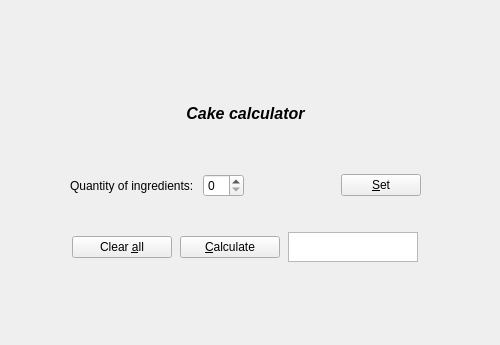
Above: cake_calc.ui from aazolotukhina/cake_calculator before the change. Below: the same form after it.
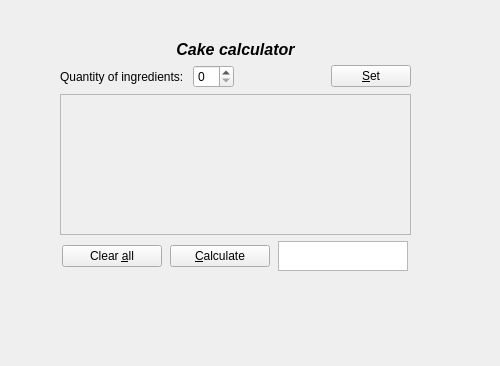
That is the form after the change.

```diff
--- a/cake_calc.ui
+++ b/cake_calc.ui
@@ -7,7 +7,7 @@
     <x>0</x>
     <y>0</y>
     <width>500</width>
-    <height>345</height>
+    <height>366</height>
    </rect>
   </property>
   <property name="sizePolicy">
@@ -28,8 +28,8 @@
   <widget class="QWidget" name="layoutWidget">
    <property name="geometry">
     <rect>
-     <x>70</x>
-     <y>60</y>
+     <x>60</x>
+     <y>40</y>
      <width>351</width>
      <height>231</height>
     </rect>
@@ -513,6 +513,35 @@
       </item>
      </layout>
     </item>
+    <item>
+     <widget class="QScrollArea" name="scrollArea">
+      <property name="sizePolicy">
+       <sizepolicy hsizetype="Expanding" vsizetype="Expanding">
+        <horstretch>0</horstretch>
+        <verstretch>1</verstretch>
+       </sizepolicy>
+      </property>
+      <property name="maximumSize">
+       <size>
+        <width>16777215</width>
+        <height>200</height>
+       </size>
+      </property>
+      <property name="widgetResizable">
+       <bool>true</bool>
+      </property>
+      <widget class="QWidget" name="scrollAreaWidgetContents">
+       <property name="geometry">
+        <rect>
+         <x>0</x>
+         <y>0</y>
+         <width>347</width>
+         <height>130</height>
+        </rect>
+       </property>
+      </widget>
+     </widget>
+    </item>
     <item>
      <layout class="QHBoxLayout" name="horizontalLayout">
       <item>
```
Left out of the diff: 19 changed lines with no effect on the pictures.
